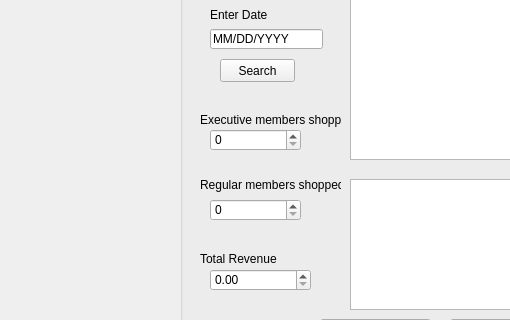
First picture: the form in Bulk Club Project/mainwindow.ui, repository eddierayo156/CS1C-Bulk-Club, before the edit; both pictures show x 0 to 510 and y 158 to 478 of the 855 by 633 pixel window.
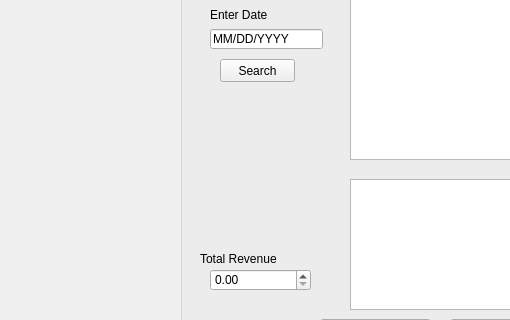
Second picture: the form after the edit.

Patch:
```diff
--- a/Bulk Club Project/mainwindow.ui
+++ b/Bulk Club Project/mainwindow.ui
@@ -598,52 +598,6 @@
         </rect>
        </property>
       </widget>
-      <widget class="QLabel" name="label_16">
-       <property name="geometry">
-        <rect>
-         <x>20</x>
-         <y>130</y>
-         <width>141</width>
-         <height>41</height>
-        </rect>
-       </property>
-       <property name="text">
-        <string>Executive members shopped</string>
-       </property>
-      </widget>
-      <widget class="QSpinBox" name="executive">
-       <property name="geometry">
-        <rect>
-         <x>30</x>
-         <y>160</y>
-         <width>91</width>
-         <height>22</height>
-        </rect>
-       </property>
-      </widget>
-      <widget class="QLabel" name="label_17">
-       <property name="geometry">
-        <rect>
-         <x>20</x>
-         <y>200</y>
-         <width>141</width>
-         <height>31</height>
-        </rect>
-       </property>
-       <property name="text">
-        <string>Regular members shopped</string>
-       </property>
-      </widget>
-      <widget class="QSpinBox" name="regular">
-       <property name="geometry">
-        <rect>
-         <x>30</x>
-         <y>230</y>
-         <width>91</width>
-         <height>22</height>
-        </rect>
-       </property>
-      </widget>
       <widget class="QPushButton" name="pushButton_12">
        <property name="geometry">
         <rect>
```
